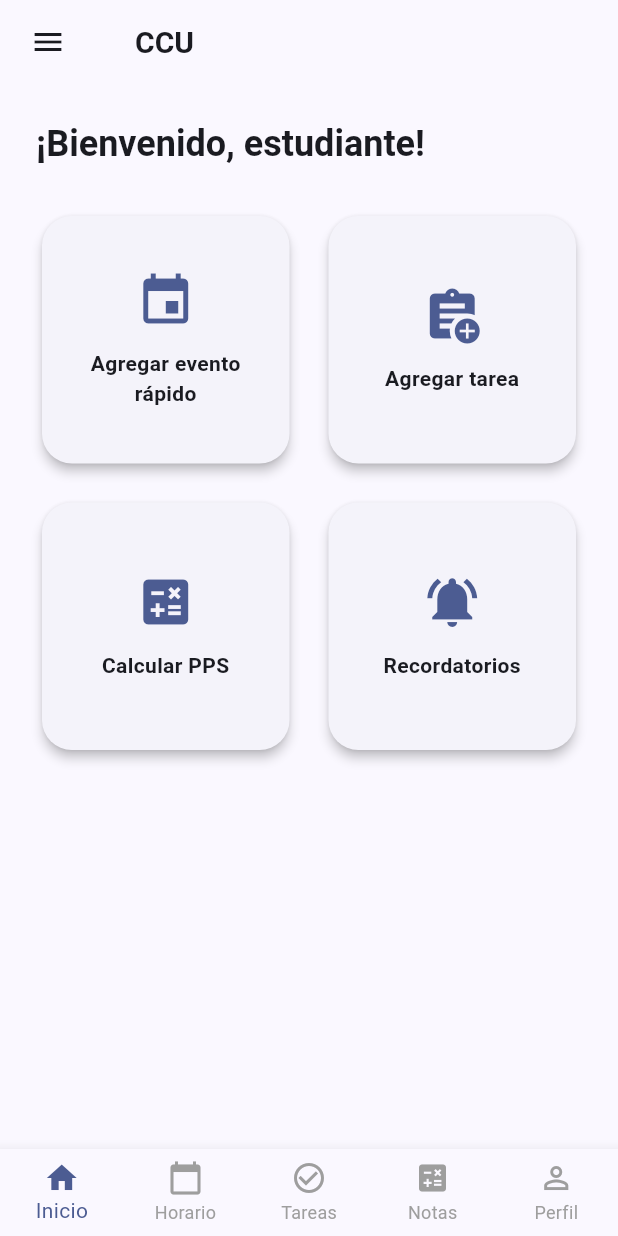
After one commit to devZavod/CCU-Mobile, a Flutter app: the HomeScreen screen opened directly, on a phone screen of 412 x 824 dp. The commit adds this screen. Run offline on Flutter 3.47's test engine with Material 3 defaults, Android fonts, the phone set to English and light mode, and no system bars.

Commit message:
V Local de Home-Post-Taller-Flutter-1

```diff
--- a/lib/core/theme/app_colors.dart
+++ b/lib/core/theme/app_colors.dart
@@ -2,20 +2,20 @@ import 'package:flutter/material.dart';
 
 class AppColors {
   //Colores ppales
-  static const primary = Color(0xFF2563EB); // Blue 600
+  static const primary = Color.fromARGB(255, 19, 88, 234); // Azul ppal
 
   //Gradientes
   static const blueGradientStart = Color(0xFF2563EB);
   static const blueGradientEnd = Color(0xFF1D4ED8);
 
-  static const purpleGradientStart = Color(0xFF9333EA);
+  static const purpleGradientStart = Color.fromARGB(255, 139, 24, 248);
   static const purpleGradientEnd = Color(0xFFA855F7);
 
   //Modo claro
-  static const lightBackground = Color(0xFFF9FAFB); // Gray 50
+  static const lightBackground = Color(0xFFF9FAFB); // Gris 50
   static const lightSurface = Colors.white;
-  static const lightTextPrimary = Color(0xFF111827); // Gray 900
-  static const lightTextSecondary = Color(0xFF6B7280); // Gray 500
+  static const lightTextPrimary = Color(0xFF111827); // Gris 900
+  static const lightTextSecondary = Color(0xFF6B7280); // Gris 500
 
   //Modo oscuro
   static const darkBackground = Color(0xFF111827);
--- /dev/null
+++ b/lib/features/auth/presentation/home_screen.dart
@@ -0,0 +1,218 @@
+import 'package:flutter/material.dart';
+
+class HomeScreen extends StatefulWidget {
+  const HomeScreen({super.key});
+
+  @override
+  State<HomeScreen> createState() => _HomeScreenState();
+}
+
+class _HomeScreenState extends State<HomeScreen> {
+  int _selectedIndex = 0;
+
+  final List<Widget> _pages = const [
+    _HomeMainPage(),
+    Center(child: Text("Horario")),
+    Center(child: Text("Tareas")),
+    Center(child: Text("Notas")),
+    Center(child: Text("Perfil")),
+  ];
+
+  void _onItemTapped(int index) {
+    setState(() {
+      _selectedIndex = index;
+    });
+  }
+
+  @override
+  Widget build(BuildContext context) {
+    return Scaffold(
+      appBar: AppBar(
+        automaticallyImplyLeading: false,
+        leadingWidth: 70,
+        leading: Row(
+          children: [
+            const SizedBox(width: 8),
+            Builder(
+              builder: (context) => IconButton(
+                icon: const Icon(Icons.menu),
+                onPressed: () {
+                  Scaffold.of(context).openDrawer();
+                },
+              ),
+            ),
+          ],
+        ),
+        title: Row(
+          mainAxisSize: MainAxisSize.min,
+          children: const [
+            SizedBox(width: 4),
+            Text(
+              "CCU",
+              key: Key("app_title"),
+              style: TextStyle(
+                fontSize: 20,
+                fontWeight: FontWeight.bold,
+              ),
+            ),
+          ],
+        ),
+      ),
+      drawer: Drawer(
+        child: ListView(
+          padding: EdgeInsets.zero,
+          children: [
+            DrawerHeader(
+              decoration: BoxDecoration(
+                color: Theme.of(context).colorScheme.primary,
+              ),
+              child: Image.asset(
+                "assets/images/logo.png",
+                height: 80,
+              ),
+            ),
+            const ListTile(
+              leading: Icon(Icons.settings),
+              title: Text("Configuración"),
+            ),
+            const ListTile(
+              leading: Icon(Icons.logout),
+              title: Text("Cerrar sesión"),
+            ),
+          ],
+        ),
+      ),
+
+      body: _pages[_selectedIndex],
+
+      bottomNavigationBar: BottomNavigationBar(
+        currentIndex: _selectedIndex,
+        onTap: _onItemTapped,
+        type: BottomNavigationBarType.fixed,
+        selectedItemColor: Theme.of(context).colorScheme.primary,
+        unselectedItemColor: Colors.grey,
+        items: const [
+          BottomNavigationBarItem(
+            icon: Icon(Icons.home),
+            label: "Inicio",
+          ),
+          BottomNavigationBarItem(
+            icon: Icon(Icons.calendar_today),
+            label: "Horario",
+          ),
+          BottomNavigationBarItem(
+            icon: Icon(Icons.check_circle_outline),
+            label: "Tareas",
+          ),
+          BottomNavigationBarItem(
+            icon: Icon(Icons.calculate),
+            label: "Notas",
+          ),
+          BottomNavigationBarItem(
+            icon: Icon(Icons.person_outline),
+            label: "Perfil",
+          ),
+        ],
+      ),
+    );
+  }
+}
+
+class _HomeMainPage extends StatelessWidget {
+  const _HomeMainPage();
+
+  @override
+  Widget build(BuildContext context) {
+    final theme = Theme.of(context);
+
+    return Padding(
+      padding: const EdgeInsets.all(24),
+      child: Column(
+        crossAxisAlignment: CrossAxisAlignment.start,
+        children: [
+          Text(
+            "¡Bienvenido, estudiante!",
+            style: theme.textTheme.headlineSmall?.copyWith(
+              fontWeight: FontWeight.bold,
+            ),
+          ),
+          const SizedBox(height: 28),
+
+          Expanded(
+            child: GridView.count(
+              crossAxisCount: 2,
+              crossAxisSpacing: 18,
+              mainAxisSpacing: 18,
+              children: const [
+                _QuickAccessCard(
+                  icon: Icons.event,
+                  title: "Agregar evento rápido",
+                ),
+                _QuickAccessCard(
+                  icon: Icons.assignment_add,
+                  title: "Agregar tarea",
+                ),
+                _QuickAccessCard(
+                  icon: Icons.calculate,
+                  title: "Calcular PPS",
+                ),
+                _QuickAccessCard(
+                  icon: Icons.notifications_active,
+                  title: "Recordatorios",
+                ),
+              ],
+            ),
+          ),
+        ],
+      ),
+    );
+  }
+}
+
+class _QuickAccessCard extends StatelessWidget {
+  final IconData icon;
+  final String title;
+
+  const _QuickAccessCard({
+    required this.icon,
+    required this.title,
+  });
+
+  @override
+  Widget build(BuildContext context) {
+    final theme = Theme.of(context);
+
+    return Card(
+      shape: RoundedRectangleBorder(
+        borderRadius: BorderRadius.circular(20),
+      ),
+      elevation: 3,
+      child: InkWell(
+        borderRadius: BorderRadius.circular(20),
+        onTap: () {
+        },
+        child: Padding(
+          padding: const EdgeInsets.all(20),
+          child: Column(
+            mainAxisAlignment: MainAxisAlignment.center,
+            children: [
+              Icon(
+                icon,
+                size: 40,
+                color: theme.colorScheme.primary,
+              ),
+              const SizedBox(height: 12),
+              Text(
+                title,
+                textAlign: TextAlign.center,
+                style: theme.textTheme.bodyMedium?.copyWith(
+                  fontWeight: FontWeight.w600,
+                ),
+              ),
+            ],
+          ),
+        ),
+      ),
+    );
+  }
+}
--- a/lib/features/auth/presentation/login_screen.dart
+++ b/lib/features/auth/presentation/login_screen.dart
@@ -1,6 +1,7 @@
 import 'package:flutter/material.dart';
 import '../../auth/domain/user.dart';
 import 'register_screen.dart';
+import 'home_screen.dart';
 
 class LoginScreen extends StatefulWidget {
   final VoidCallback onToggleTheme;
@@ -165,7 +166,19 @@ class _LoginScreenState extends State<LoginScreen> {
                   SizedBox(
                     width: double.infinity,
                     child: ElevatedButton(
-                      onPressed: _login,
+                      onPressed: () async {
+                        _login();
+                        if (_isError) return;
+                        await Future.delayed(const Duration(seconds: 2));
+
+                        if (!mounted) return;
+                        Navigator.pushReplacement(
+                          context,
+                          MaterialPageRoute(
+                            builder: (_) => const HomeScreen(),
+                          ),
+                        );
+                      },
                       style: ElevatedButton.styleFrom(
                         backgroundColor: theme.colorScheme.primary,
                         foregroundColor: theme.colorScheme.onPrimary,
--- a/lib/features/auth/presentation/register_screen.dart
+++ b/lib/features/auth/presentation/register_screen.dart
@@ -1,5 +1,6 @@
 import 'package:flutter/material.dart';
 import '../../auth/domain/user.dart';
+import 'home_screen.dart';
 
 class RegisterScreen extends StatefulWidget {
   const RegisterScreen({super.key});
@@ -132,7 +133,19 @@ class _RegisterScreenState extends State<RegisterScreen> {
                   SizedBox(
                     width: double.infinity,
                     child: ElevatedButton(
-                      onPressed: _register,
+                      onPressed: () async {
+                        _register();
+                        if (_isError) return;
+                        await Future.delayed(const Duration(seconds: 2));
+
+                        if (!mounted) return;
+                        Navigator.pushReplacement(
+                          context,
+                          MaterialPageRoute(
+                            builder: (_) => const HomeScreen(),
+                          ),
+                        );
+                      },
                       style: ElevatedButton.styleFrom(
                         backgroundColor: theme.colorScheme.primary,
                         foregroundColor: theme.colorScheme.onPrimary,
```
Also changed, not shown: 1 other file.
